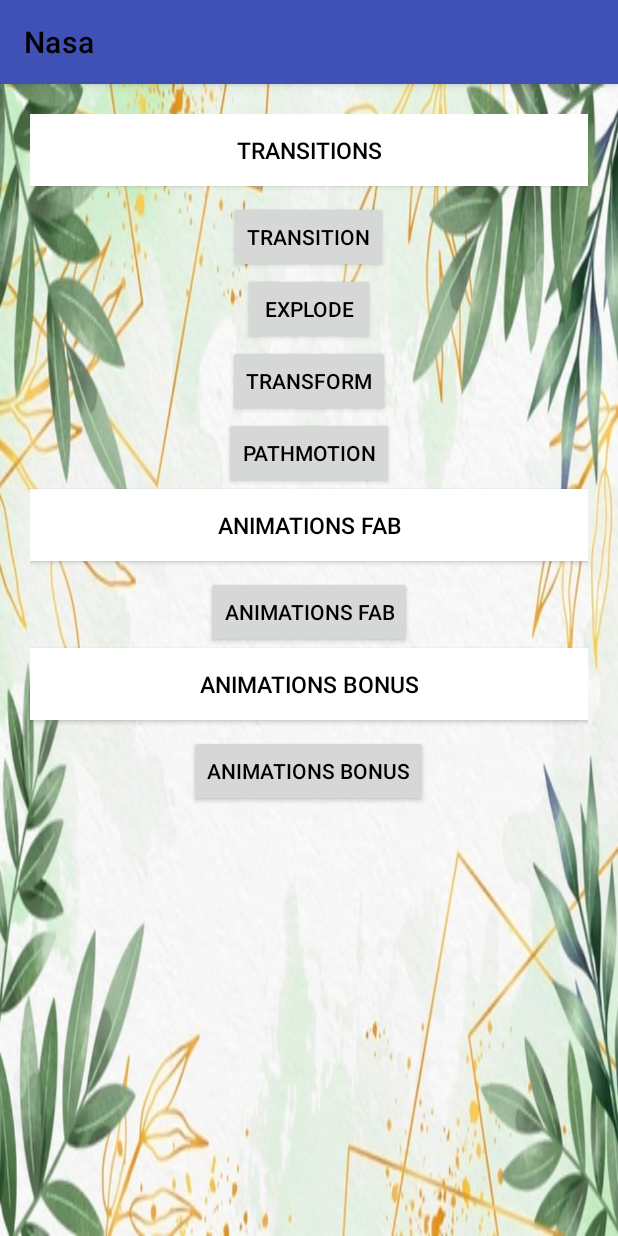
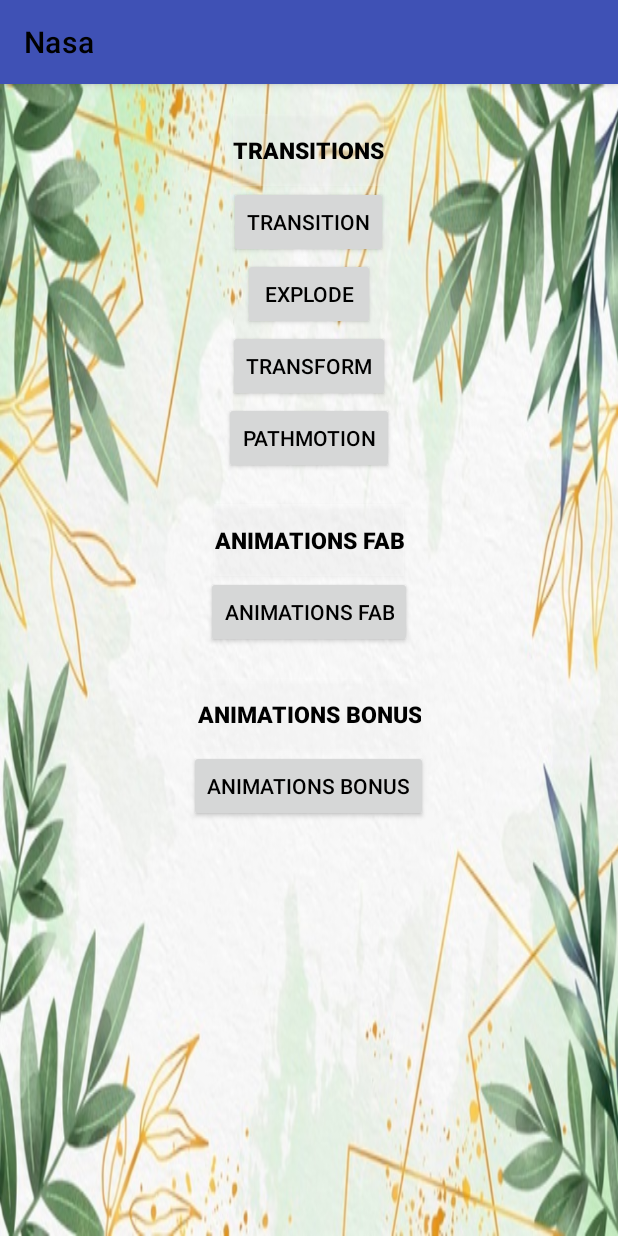
Before and after one commit to Tati1909/MaterialDesign, an Android app: the AnimationsActivity screen opened directly, with no data from a screen before it, on a phone screen of 412 x 824 dp. Run offline under Robolectric (Android 15) with nearby library versions, the phone set to English and light mode, and no system bars; Roboto replaces fonts that are not available here.

Commit message:
Некоторые доработки

```diff
--- a/app/src/main/java/com/example/materialdesign/view/SplashActivity.kt
+++ b/app/src/main/java/com/example/materialdesign/view/SplashActivity.kt
@@ -7,7 +7,7 @@ import android.view.animation.LinearInterpolator
 import androidx.appcompat.app.AppCompatActivity
 import com.example.materialdesign.databinding.ActivitySplashBinding
 
-//из SplashActivity будем завпускать основной экран MainActivity
+//из SplashActivity будем запускать основной экран MainActivity
 class SplashActivity : AppCompatActivity() {
 
     private lateinit var binding: ActivitySplashBinding
--- a/app/src/main/java/com/example/materialdesign/view/recycler/RecyclerActivity.kt
+++ b/app/src/main/java/com/example/materialdesign/view/recycler/RecyclerActivity.kt
@@ -48,7 +48,7 @@ class RecyclerActivity : AppCompatActivity() {
         )
 
         binding.recyclerView.adapter = adapter
-        //
+
         binding.recyclerActivityAddNoteFAB.setOnClickListener { adapter.appendItem() }
 
         //применятся для смахивания и перетаскивания элементов списка
--- a/app/src/main/res/drawable/splash_background_drawable.xml
+++ b/app/src/main/res/drawable/splash_background_drawable.xml
@@ -5,6 +5,6 @@
     <item>
         <bitmap
             android:gravity="center"
-            android:src="@drawable/ic_splash_screen" />
+            android:src="@drawable/ic_splash_planets" />
     </item>
 </layer-list>
--- a/app/src/main/res/layout/activity_animations.xml
+++ b/app/src/main/res/layout/activity_animations.xml
@@ -15,19 +15,21 @@
         android:orientation="vertical">
 
         <androidx.appcompat.widget.AppCompatButton
-            android:layout_width="match_parent"
+            android:layout_width="wrap_content"
             android:layout_height="wrap_content"
+            android:layout_gravity="center_horizontal"
+            android:background="#33FFFFFF"
+            android:gravity="center"
             android:text="@string/transitions"
-            android:gravity="center"
+            android:textAlignment="center"
             android:textSize="@dimen/text_size_animations_button"
-            android:background="@color/white"/>
+            android:textStyle="bold" />
 
         <androidx.appcompat.widget.AppCompatButton
             android:id="@+id/transitions_button"
             android:layout_width="wrap_content"
             android:layout_height="wrap_content"
             android:layout_gravity="center"
-            android:layout_marginTop="@dimen/margin_small"
             android:text="@string/transition"/>
         <androidx.appcompat.widget.AppCompatButton
             android:id="@+id/explode_button"
@@ -41,43 +43,50 @@
             android:layout_height="wrap_content"
             android:layout_gravity="center"
             android:text="@string/transform"/>
+
         <androidx.appcompat.widget.AppCompatButton
             android:id="@+id/pathmotion"
             android:layout_width="wrap_content"
             android:layout_height="wrap_content"
             android:layout_gravity="center"
-            android:text="@string/pathmotion"/>
+            android:text="@string/pathmotion" />
 
         <androidx.appcompat.widget.AppCompatButton
-            android:layout_width="match_parent"
+            android:layout_width="wrap_content"
             android:layout_height="wrap_content"
+            android:layout_gravity="center_horizontal"
+            android:layout_marginTop="@dimen/margin_small_XX"
+            android:gravity="center"
+            android:background="#33FFFFFF"
             android:text="@string/animations_fab"
-            android:gravity="center"
             android:textSize="@dimen/text_size_animations_button"
-            android:background="@color/white"/>
+            android:textAlignment="center"
+            android:textStyle="bold" />
 
         <androidx.appcompat.widget.AppCompatButton
             android:id="@+id/animations_fab_button"
             android:layout_width="wrap_content"
             android:layout_height="wrap_content"
             android:layout_gravity="center"
-            android:layout_marginTop="@dimen/margin_small"
             android:text="@string/animations_fab"/>
 
         <androidx.appcompat.widget.AppCompatButton
-            android:layout_width="match_parent"
+            android:layout_width="wrap_content"
             android:layout_height="wrap_content"
+            android:layout_gravity="center_horizontal"
+            android:layout_marginTop="@dimen/margin_small_XX"
+            android:gravity="center"
+            android:background="#1AFFFFFF"
             android:text="@string/animations_bonus"
-            android:gravity="center"
             android:textSize="@dimen/text_size_animations_button"
-            android:background="@color/white"/>
+            android:textAlignment="center"
+            android:textStyle="bold" />
 
         <androidx.appcompat.widget.AppCompatButton
             android:id="@+id/animations_bonus_button"
             android:layout_width="wrap_content"
             android:layout_height="wrap_content"
             android:layout_gravity="center"
-            android:layout_marginTop="@dimen/margin_small"
             android:text="@string/animations_bonus"/>
 
     </androidx.appcompat.widget.LinearLayoutCompat>
--- a/app/src/main/res/layout/activity_recycler_item_header.xml
+++ b/app/src/main/res/layout/activity_recycler_item_header.xml
@@ -17,7 +17,7 @@
         app:layout_constraintTop_toTopOf="parent" />
     <View
         android:layout_width="match_parent"
-        android:layout_height="1px"
+        android:layout_height="1dp"
         android:background="#000"
         app:layout_constraintBottom_toBottomOf="@+id/header"
         app:layout_constraintStart_toStartOf="parent" />
--- a/app/src/main/res/layout/activity_splash.xml
+++ b/app/src/main/res/layout/activity_splash.xml
@@ -9,5 +9,5 @@
         android:layout_width="wrap_content"
         android:layout_height="wrap_content"
         android:layout_gravity="center"
-        app:srcCompat="@drawable/ic_splash_screen" />
+        app:srcCompat="@drawable/ic_splash_planets" />
 </FrameLayout>
--- a/app/src/main/res/layout/fragment_settings.xml
+++ b/app/src/main/res/layout/fragment_settings.xml
@@ -20,7 +20,8 @@
             android:layout_marginEnd="@dimen/margin_small"
             android:text="@string/selection_theme"
             android:textAlignment="center"
-            android:textSize="15sp" />
+            android:textSize="15sp"
+            android:textStyle="bold" />
 
         <RadioGroup
             android:id="@+id/theme_radio_group"
```
Also changed, not shown: app/src/main/res/drawable/ic_splash_planets.png (added), app/src/main/res/drawable/ic_splash_screen.png (deleted).
